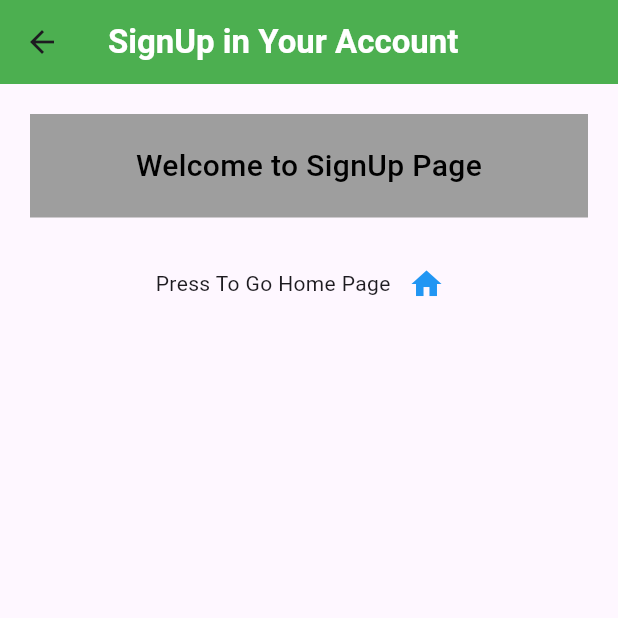
After one commit to AnujDiggi/Flutter-POC, a Flutter app: the SignupPage screen opened directly, on a phone screen of 412 x 824 dp, the top half of it. The commit adds this screen. Run offline on Flutter 3.47's test engine with Material 3 defaults, Android fonts, the phone set to English and light mode, and no system bars.

Commit message:
Container Padding-Margin SizedBox, Navigation bar, snack bar

```diff
--- a/lib/column_rows.dart
+++ b/lib/column_rows.dart
@@ -1,5 +1,5 @@
+import 'package:first_project/home.dart';
 import 'package:first_project/login_page.dart';
-import 'package:first_project/main.dart';
 import 'package:flutter/material.dart';
 
 class ColumnRows extends StatelessWidget {
--- a/lib/login_page.dart
+++ b/lib/login_page.dart
@@ -1,5 +1,5 @@
 import 'package:first_project/column_rows.dart';
-import 'package:first_project/main.dart';
+import 'package:first_project/signup_page.dart';
 import 'package:flutter/material.dart';
 
 class LoginPage extends StatelessWidget {
@@ -49,11 +49,11 @@ class LoginPage extends StatelessWidget {
       floatingActionButton: FloatingActionButton(
         onPressed: () {
           Navigator.push(
-              context, MaterialPageRoute(builder: (context) => const Home()));
+              context, MaterialPageRoute(builder: (context) => const SignupPage()));
         },
         backgroundColor: Colors.green,
         child: const Text(
-          'click here',
+          'Sign Up',
           textAlign: TextAlign.center,
         ),
       ),
--- a/lib/main.dart
+++ b/lib/main.dart
@@ -16,13 +16,13 @@ class MyApp extends StatelessWidget {
       theme: ThemeData(
         primarySwatch: Colors.green,
       ),
-      home: const Home(), // Starting point
+      home: const Welcome(), // Starting point
     );
   }
 }
 
-class Home extends StatelessWidget {
-  const Home({super.key});
+class Welcome extends StatelessWidget {
+  const Welcome({super.key});
 
   @override
   Widget build(BuildContext context) {
--- /dev/null
+++ b/lib/signup_page.dart
@@ -0,0 +1,57 @@
+import 'package:first_project/home.dart';
+import 'package:flutter/material.dart';
+
+class SignupPage extends StatelessWidget {
+  const SignupPage({super.key});
+
+  @override
+  Widget build(BuildContext context) {
+    return Scaffold(
+      appBar: AppBar(
+        title: const Text(
+          "SignUp in Your Account",
+          textAlign: TextAlign.center,
+          style: TextStyle(fontWeight: FontWeight.bold, color: Colors.white),
+        ),
+        backgroundColor: Colors.green,
+      ),
+      body: Center(
+          child: Column(
+        mainAxisAlignment: MainAxisAlignment.start,
+        crossAxisAlignment: CrossAxisAlignment.stretch,
+        children: [
+          Container(
+            color: Colors.grey,
+            padding: const EdgeInsets.all(20),
+            margin: const EdgeInsets.all(20),
+            child: const Text(
+              "Welcome to SignUp Page",
+              textAlign: TextAlign.center,
+              style: TextStyle(
+                  fontSize: 20,
+                  color: Colors.black,
+                  fontWeight: FontWeight.w500),
+            ),
+          ),
+          Row(
+            mainAxisAlignment: MainAxisAlignment.center,
+            children: [
+              const Text(
+                "Press To Go Home Page",
+              ),
+              IconButton(
+                onPressed: () {
+                  Navigator.push(context,
+                      MaterialPageRoute(builder: (context) => const Home()));
+                },
+                //style: IconButton.styleFrom(backgroundColor: Colors.blue),
+                icon: const Icon(Icons.home),
+                color: Colors.blue,
+              )
+            ],
+          )
+        ],
+      )),
+    );
+  }
+}
--- a/pubspec.yaml
+++ b/pubspec.yaml
@@ -21,6 +21,7 @@ flutter:
   assets:
     - assets/pic-1.jpg
     - assets/pic-2.jpg
+    - assets/welcome.jpg
 
   # fonts:
   #   family: IndieFlower
```
Also changed, not shown: lib/Navigation_bar/navigation_menu.dart (added, +24 -0 lines), lib/home.dart (added, +150 -0 lines), lib/music.dart (added, +19 -0 lines), lib/shopping.dart (added, +19 -0 lines), assets/welcome.jpg (added).
